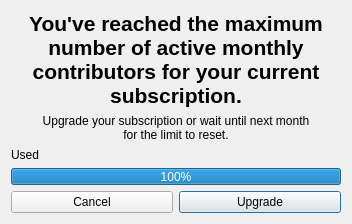
First picture: the form in Mergin/ui/ui_project_limit_hit_dialog.ui, repository MerginMaps/qgis-plugin, before the edit.
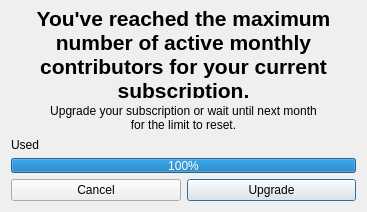
Second picture: the form after the edit.

Commit message: last adjustments before review - dialog and code

Diff of the .ui file:
```diff
--- a/Mergin/ui/ui_project_limit_hit_dialog.ui
+++ b/Mergin/ui/ui_project_limit_hit_dialog.ui
@@ -6,8 +6,8 @@
    <rect>
     <x>0</x>
     <y>0</y>
-    <width>352</width>
-    <height>224</height>
+    <width>367</width>
+    <height>212</height>
    </rect>
   </property>
   <property name="windowTitle">
@@ -82,7 +82,7 @@
      <item>
       <widget class="QPushButton" name="cancel_btn">
        <property name="sizePolicy">
-        <sizepolicy hsizetype="Preferred" vsizetype="Preferred">
+        <sizepolicy hsizetype="Preferred" vsizetype="Fixed">
          <horstretch>0</horstretch>
          <verstretch>0</verstretch>
         </sizepolicy>
@@ -98,7 +98,7 @@
         <bool>true</bool>
        </property>
        <property name="sizePolicy">
-        <sizepolicy hsizetype="Preferred" vsizetype="Preferred">
+        <sizepolicy hsizetype="Preferred" vsizetype="Fixed">
          <horstretch>0</horstretch>
          <verstretch>0</verstretch>
         </sizepolicy>
@@ -148,6 +148,12 @@
     <layout class="QHBoxLayout" name="horizontalLayout">
      <item>
       <widget class="QLabel" name="label_3">
+       <property name="sizePolicy">
+        <sizepolicy hsizetype="Preferred" vsizetype="Fixed">
+         <horstretch>0</horstretch>
+         <verstretch>0</verstretch>
+        </sizepolicy>
+       </property>
        <property name="text">
         <string>Used</string>
        </property>
```
The commit also changes 1 other file.
